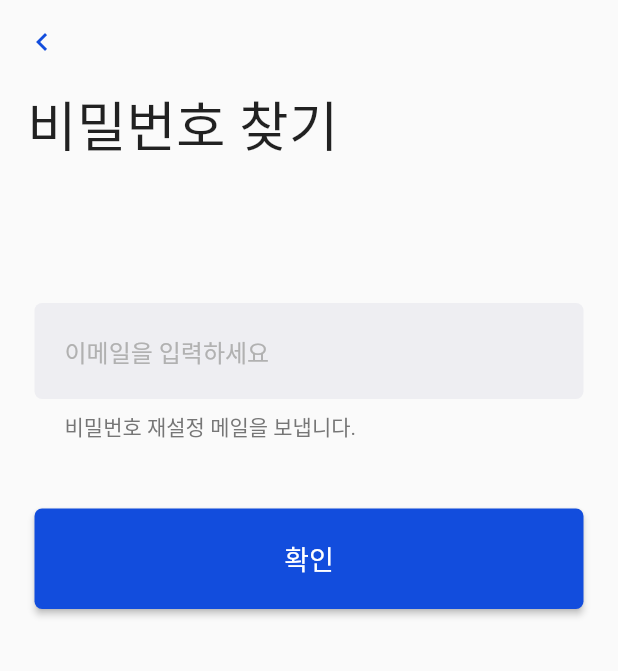
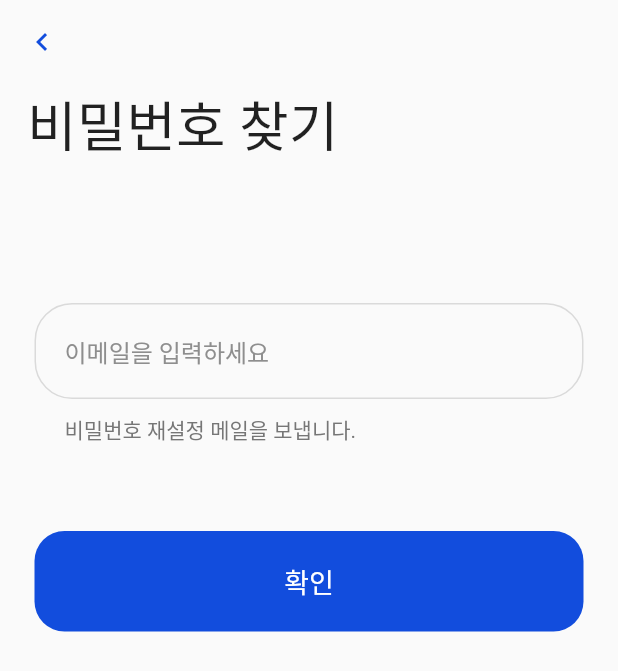
Before and after one commit to sfac-flutter-team/sfac_project, a Flutter app: the screen it shows after launch, after a tap on "비밀번호 찾기", on a phone screen of 412 x 824 dp. Shown: the top 671 px of the screen. Run offline on Flutter 3.47's test engine with Material 2 defaults, Android fonts, the phone set to English and light mode, and no system bars; our stand-ins replace cloud_firestore, firebase_auth, firebase_core, firebase_storage, flutter_dotenv, get and 3 more; accounts and stored records are empty; network calls fail; Roboto replaces fonts that are missing (PretendardRegular, PretendardSemiBold).

Commit message:
로그인 회원가입 UI 수정

```diff
--- a/lib/controller/ranking_controller.dart
+++ b/lib/controller/ranking_controller.dart
@@ -6,8 +6,10 @@ import 'package:sfac_project/model/standing.dart';
 import 'package:sfac_project/service/db_service.dart';
 
 class RankingController extends GetxController {
-  RxList<QueryDocumentSnapshot<Standing>> standingInfo = RxList<QueryDocumentSnapshot<Standing>>();
-  Rxn<QueryDocumentSnapshot<dynamic>> playerInfo = Rxn<QueryDocumentSnapshot<dynamic>>();
+  RxList<QueryDocumentSnapshot<Standing>> standingInfo =
+      RxList<QueryDocumentSnapshot<Standing>>();
+  Rxn<QueryDocumentSnapshot<dynamic>> playerInfo =
+      Rxn<QueryDocumentSnapshot<dynamic>>();
   Future readData() async {
     standingInfo.value = await DBService().readStandings();
     playerInfo.value = await DBService().readTopScorers();
--- a/lib/util/app_color.dart
+++ b/lib/util/app_color.dart
@@ -7,9 +7,10 @@ class AppColor {
   static const Color darkWhite = Color(0xFFF8F8F8); //어두운 흰색
   static const Color mainBlue = Color(0xFF124DDD); //메인블루 (사용함)
   static const Color mainDarkBlue = Color(0xFF0030AC); //어두운블루
-  static const Color subDarkGrey = Color(0xFF767676); //서브컬러 어두운회색
-  static const Color subLightGrey = Color(0xFFB1B1B1); //서브컬러 밝은회색 (사용함)
-  static const Color subGrey = Color(0xFFB4B4B4); //서브컬러 회색 (사용함)
+  static const Color subDarkGrey = Color(0xFF767676); //서브컬러 어두운회색 (사용함)
+  static const Color subLightGrey =
+      Color(0xFFDADADA); //서브컬러 밝은회색 (사용함) -> 색 변경 필요
+  static const Color subGrey = Color(0xFF8E8E8E); //서브컬러 회색 (사용함)
   static const Color lightMint = Color(0xFFB1FFFA); //서브컬러 밝은민트색?
   static const Color deepMint = Color(0xFF9EFFC5); //서브컬러 민트색
 
--- a/lib/view/page/find_password_page.dart
+++ b/lib/view/page/find_password_page.dart
@@ -38,13 +38,22 @@ class FindPasswordPage extends GetView<FindPasswordController> {
               Padding(
                 padding: const EdgeInsets.all(5.0),
                 child: Column(
+                  crossAxisAlignment: CrossAxisAlignment.start,
                   children: [
                     AppTextField(
                       hintText: '이메일을 입력하세요',
-                      errorText: '비밀번호 재설정 메일을 보냅니다.',
                       controller: controller.pwFindController,
                     ),
-                    const SizedBox(height: 44),
+                    Padding(
+                      padding: const EdgeInsets.symmetric(
+                          horizontal: 20.0, vertical: 10.0),
+                      child: Text(
+                        style: AppTextStyle.bKorPreRegular14(
+                            color: AppColor.subDarkGrey),
+                        '비밀번호 재설정 메일을 보냅니다.',
+                      ),
+                    ),
+                    const SizedBox(height: 47),
                     AppElevatedButton(
                       childText: '확인',
                       onPressed: () => controller
--- a/lib/view/page/login_page.dart
+++ b/lib/view/page/login_page.dart
@@ -1,13 +1,12 @@
 import 'package:flutter/material.dart';
 import 'package:get/get.dart';
 import 'package:sfac_project/controller/login_controller.dart';
-import 'package:sfac_project/firebase_options.dart';
 import 'package:sfac_project/util/app_color.dart';
 import 'package:sfac_project/util/app_routes.dart';
 import 'package:sfac_project/util/app_text_style.dart';
 import 'package:sfac_project/view/widget/app_elevated_button.dart';
 import 'package:sfac_project/view/widget/app_text_button.dart';
-import 'package:sfac_project/view/widget/login_text_field.dart';
+import 'package:sfac_project/view/widget/app_text_field.dart';
 
 class LoginPage extends GetView<LoginController> {
   const LoginPage({super.key});
@@ -25,19 +24,19 @@ class LoginPage extends GetView<LoginController> {
               crossAxisAlignment: CrossAxisAlignment.stretch,
               children: [
                 Image.asset(
-                    width: 140, height: 100, 'assets/images/app_logo.png'),
+                    width: 340, height: 80, 'assets/images/app_logo.png'),
                 const SizedBox(height: 30),
-                LoginTextField(
+                AppTextField(
                   controller: controller.emailController,
                   onChanged: (_) => controller.activateButton(),
                   hintText: '이메일',
                 ),
                 const SizedBox(height: 20),
-                LoginTextField(
+                AppTextField(
                   controller: controller.pwController,
                   onChanged: (_) => controller.activateButton(),
                   hintText: '비밀번호',
-                  obscureText: true,
+                  obscure: true,
                 ),
                 const SizedBox(height: 16),
                 Row(
@@ -75,6 +74,7 @@ class LoginPage extends GetView<LoginController> {
                 AppElevatedButton(
                   onPressed: controller.signInWithGoogle,
                   childText: '구글로 로그인',
+                  buttonType: ButtonType.white,
                 ),
                 const SizedBox(height: 16),
                 Row(
@@ -84,12 +84,7 @@ class LoginPage extends GetView<LoginController> {
                       childText: '회원가입',
                       onPressed: () => Get.toNamed(AppRoutes.signup),
                     ),
-                    Text(
-                      style: AppTextStyle.bKorPreRegular14(
-                        color: AppColor.subLightGrey,
-                      ),
-                      '|',
-                    ),
+                    const SizedBox(width: 8),
                     AppTextButton(
                       childText: '비밀번호 찾기',
                       onPressed: () => Get.toNamed(AppRoutes.findPassword),
--- a/lib/view/widget/app_elevated_button.dart
+++ b/lib/view/widget/app_elevated_button.dart
@@ -1,16 +1,20 @@
 import 'package:flutter/material.dart';
 import 'package:sfac_project/util/app_color.dart';
 import 'package:sfac_project/util/app_text_style.dart';
+
+enum ButtonType { blue, white }
 
 class AppElevatedButton extends StatelessWidget {
   const AppElevatedButton({
     super.key,
     required this.childText,
     required this.onPressed,
+    this.buttonType = ButtonType.blue,
   });
 
   final Function()? onPressed;
   final String childText;
+  final ButtonType buttonType;
 
   @override
   Widget build(BuildContext context) {
@@ -18,17 +22,27 @@ class AppElevatedButton extends StatelessWidget {
       width: double.infinity,
       child: ElevatedButton(
         style: ElevatedButton.styleFrom(
-          backgroundColor: AppColor.mainBlue,
+          elevation: 0,
+          backgroundColor: buttonType == ButtonType.blue
+              ? AppColor.mainBlue
+              : AppColor.white,
           disabledBackgroundColor: AppColor.subGrey,
           shape: RoundedRectangleBorder(
-            borderRadius: BorderRadius.circular(5.0),
+            borderRadius: BorderRadius.circular(20.0),
+            side: buttonType == ButtonType.blue
+                ? BorderSide.none
+                : const BorderSide(
+                    color: AppColor.mainBlue,
+                  ),
           ),
         ),
         onPressed: onPressed,
         child: Padding(
           padding: const EdgeInsets.all(20.0),
           child: Text(
-            style: AppTextStyle.hKorPreSemiBold18(color: AppColor.white),
+            style: buttonType == ButtonType.blue
+                ? AppTextStyle.hKorPreSemiBold18(color: AppColor.white)
+                : AppTextStyle.hKorPreSemiBold18(color: AppColor.mainBlue),
             childText,
           ),
         ),
--- a/lib/view/widget/app_text_button.dart
+++ b/lib/view/widget/app_text_button.dart
@@ -17,7 +17,7 @@ class AppTextButton extends StatelessWidget {
       ),
       onPressed: onPressed,
       child: Text(
-        style: AppTextStyle.bKorPreRegular14(color: AppColor.subLightGrey),
+        style: AppTextStyle.bKorPreRegular14(),
         childText,
       ),
     );
--- a/lib/view/widget/app_text_field.dart
+++ b/lib/view/widget/app_text_field.dart
@@ -22,24 +22,44 @@ class AppTextField extends StatelessWidget {
     return TextField(
       obscureText: obscure,
       controller: controller,
+      cursorColor: AppColor.subGrey,
       decoration: InputDecoration(
         contentPadding: const EdgeInsets.all(20),
         hintText: hintText,
         hintStyle: AppTextStyle.hKorPreSemiBold16(
-          color: AppColor.subLightGrey,
+          color: AppColor.subGrey,
         ),
         errorText: errorText,
         errorStyle: AppTextStyle.bKorPreRegular14(
-          color: AppColor.subDarkGrey,
+          color: AppColor.mainBlue,
         ),
-        filled: true,
-        fillColor: AppColor.tempGrey,
+        enabledBorder: OutlineInputBorder(
+          borderRadius: BorderRadius.circular(25),
+          borderSide: const BorderSide(
+            color: AppColor.subLightGrey,
+          ),
+        ),
+        focusedBorder: OutlineInputBorder(
+          borderRadius: BorderRadius.circular(25),
+          borderSide: const BorderSide(
+            color: AppColor.subLightGrey,
+          ),
+        ),
+        errorBorder: OutlineInputBorder(
+          borderRadius: BorderRadius.circular(25),
+          borderSide: const BorderSide(
+            color: AppColor.subLightGrey,
+          ),
+        ),
+        focusedErrorBorder: OutlineInputBorder(
+          borderRadius: BorderRadius.circular(25),
+          borderSide: const BorderSide(
+            color: AppColor.subLightGrey,
+          ),
+        ),
         border: OutlineInputBorder(
-          borderRadius: BorderRadius.circular(5),
-          borderSide: const BorderSide(
-            width: 0,
-            style: BorderStyle.none,
-          ),
+          borderRadius: BorderRadius.circular(25),
+          borderSide: const BorderSide(),
         ),
       ),
       onChanged: onChanged,
--- a/lib/view/widget/login_text_field.dart
+++ /dev/null
@@ -1,47 +0,0 @@
-import 'package:flutter/material.dart';
-import 'package:sfac_project/util/app_color.dart';
-import 'package:sfac_project/util/app_text_style.dart';
-
-class LoginTextField extends StatelessWidget {
-  const LoginTextField(
-      {super.key,
-      required this.controller,
-      required this.onChanged,
-      required this.hintText,
-      this.obscureText = false});
-
-  final TextEditingController controller;
-  final Function(String) onChanged;
-  final String hintText;
-  final bool obscureText;
-
-  @override
-  Widget build(BuildContext context) {
-    return Container(
-      decoration: BoxDecoration(
-        color: Colors.white,
-        boxShadow: const [
-          BoxShadow(
-            color: AppColor.subGrey,
-            blurRadius: 15,
-            offset: Offset(0, 4),
-          ),
-        ],
-        borderRadius: BorderRadius.circular(5),
-      ),
-      child: TextField(
-        controller: controller,
-        onChanged: onChanged,
-        obscureText: obscureText,
-        decoration: InputDecoration(
-          hintText: hintText,
-          hintStyle: AppTextStyle.hKorPreSemiBold16(
-            color: AppColor.subLightGrey,
-          ),
-          border: InputBorder.none,
-          contentPadding: const EdgeInsets.all(20),
-        ),
-      ),
-    );
-  }
-}
```
Also changed, not shown: lib/view/screen/ranking_screen.dart (+51 -32 lines).
